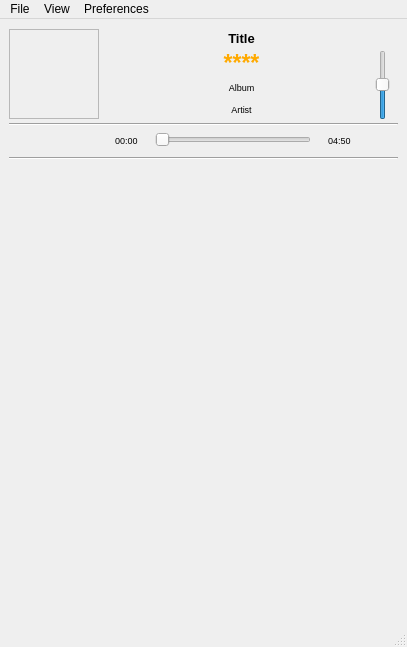
This is trunk/GUI/GUI_Simpleplayer.ui in shahid334/sayonara-player as Qt 5 draws it before an edit. The edited form follows.
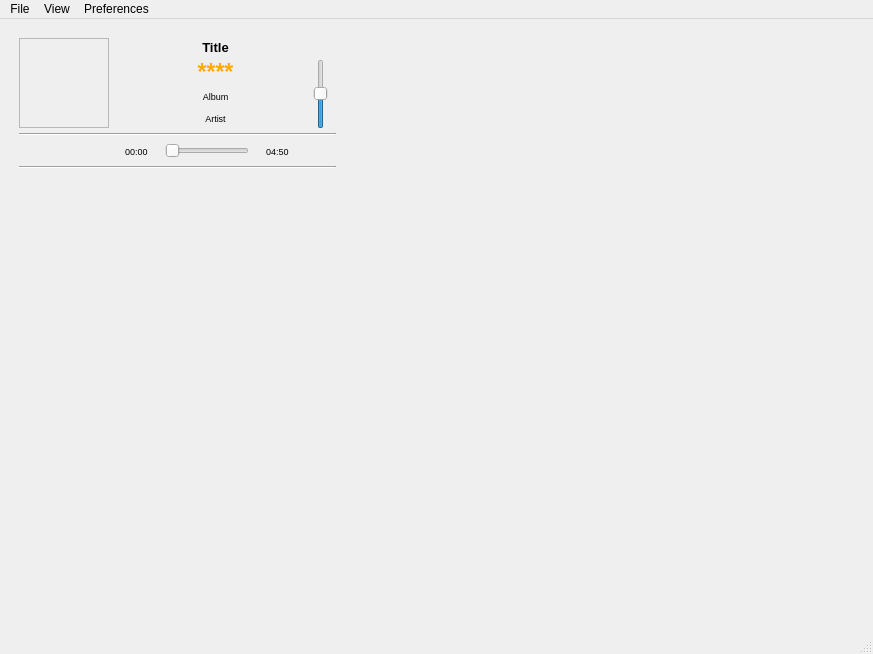
This is the edited form. Icons and pictures are not drawn.

Commit message: GUI Library (windowed) added

What changed in the file:
```diff
--- a/trunk/GUI/GUI_Simpleplayer.ui
+++ b/trunk/GUI/GUI_Simpleplayer.ui
@@ -6,8 +6,8 @@
    <rect>
     <x>0</x>
     <y>0</y>
-    <width>407</width>
-    <height>647</height>
+    <width>873</width>
+    <height>654</height>
    </rect>
   </property>
   <property name="minimumSize">
@@ -18,7 +18,7 @@
   </property>
   <property name="maximumSize">
    <size>
-    <width>1000</width>
+    <width>2000</width>
     <height>1000</height>
    </size>
   </property>
@@ -36,14 +36,39 @@
      <height>177</height>
     </size>
    </property>
-   <layout class="QVBoxLayout" name="verticalLayout_5">
+   <layout class="QHBoxLayout" name="horizontalLayout">
+    <property name="spacing">
+     <number>10</number>
+    </property>
+    <property name="leftMargin">
+     <number>0</number>
+    </property>
+    <item>
+     <widget class="Line" name="line">
+      <property name="orientation">
+       <enum>Qt::Horizontal</enum>
+      </property>
+     </widget>
+    </item>
+    <item>
+     <widget class="QWidget" name="widget" native="true">
+      <property name="sizePolicy">
+       <sizepolicy hsizetype="MinimumExpanding" vsizetype="Preferred">
+        <horstretch>2</horstretch>
+        <verstretch>0</verstretch>
+       </sizepolicy>
+      </property>
+      <layout class="QHBoxLayout" name="horizontalLayout_2">
     <item>
      <layout class="QGridLayout" name="gridLayout">
+         <property name="sizeConstraint">
+          <enum>QLayout::SetDefaultConstraint</enum>
+         </property>
       <property name="horizontalSpacing">
        <number>14</number>
       </property>
       <property name="verticalSpacing">
-       <number>3</number>
+          <number>4</number>
       </property>
       <item row="2" column="1">
        <layout class="QGridLayout" name="gridLayout_4">
@@ -443,16 +468,7 @@
         </item>
        </layout>
       </item>
-     </layout>
-    </item>
-    <item>
-     <widget class="Line" name="line">
-      <property name="orientation">
-       <enum>Qt::Horizontal</enum>
-      </property>
-     </widget>
-    </item>
-    <item>
+         <item row="4" column="0" colspan="2">
      <widget class="QScrollArea" name="playlist_widget">
       <property name="sizePolicy">
        <sizepolicy hsizetype="MinimumExpanding" vsizetype="MinimumExpanding">
@@ -466,6 +482,9 @@
         <height>0</height>
        </size>
       </property>
+           <property name="styleSheet">
+            <string notr="true"/>
+           </property>
       <property name="frameShape">
        <enum>QFrame::NoFrame</enum>
       </property>
@@ -486,11 +505,48 @@
         <rect>
          <x>0</x>
          <y>0</y>
-         <width>389</width>
-         <height>416</height>
+              <width>339</width>
+              <height>407</height>
         </rect>
        </property>
       </widget>
+          </widget>
+         </item>
+         <item row="3" column="0" colspan="2">
+          <widget class="Line" name="line_3">
+           <property name="orientation">
+            <enum>Qt::Horizontal</enum>
+           </property>
+          </widget>
+         </item>
+        </layout>
+       </item>
+      </layout>
+     </widget>
+    </item>
+    <item>
+     <widget class="QWidget" name="library_widget" native="true">
+      <property name="sizePolicy">
+       <sizepolicy hsizetype="MinimumExpanding" vsizetype="Preferred">
+        <horstretch>4</horstretch>
+        <verstretch>0</verstretch>
+       </sizepolicy>
+      </property>
+      <property name="minimumSize">
+       <size>
+        <width>300</width>
+        <height>300</height>
+       </size>
+      </property>
+      <property name="sizeIncrement">
+       <size>
+        <width>0</width>
+        <height>0</height>
+       </size>
+      </property>
+      <property name="styleSheet">
+       <string notr="true"/>
+      </property>
      </widget>
     </item>
    </layout>
@@ -500,7 +556,7 @@
     <rect>
      <x>0</x>
      <y>0</y>
-     <width>407</width>
+     <width>873</width>
      <height>21</height>
     </rect>
    </property>
```
Lines whose indentation alone changed are shown as unchanged. The commit also changes 7 other files.
